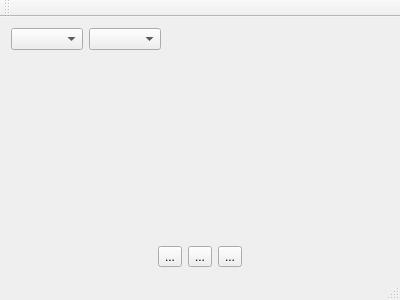
The window that mainwindow.ui (bastibe/Speqtrogram) describes before a commit, drawn with Qt 5.
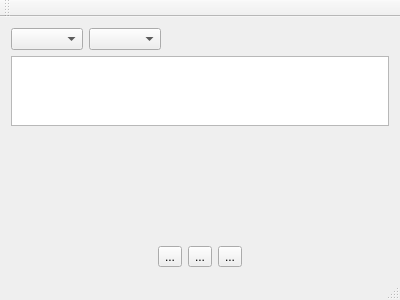
The same window after the commit. Icons and pictures are not drawn.

Commit message:
Implement rudimentary waveform plotting.
Added QGraphicsView instead of QWidget for waveformNavigator and
implemented waveform plotting.

Patch:
```diff
--- a/mainwindow.ui
+++ b/mainwindow.ui
@@ -14,7 +14,7 @@
    <string>MainWindow</string>
   </property>
   <widget class="QWidget" name="centralWidget">
-   <layout class="QVBoxLayout" name="verticalLayout">
+   <layout class="QVBoxLayout" name="verticalLayout" stretch="0,1,2,1,0">
     <item>
      <layout class="QHBoxLayout" name="horizontalLayout">
       <item>
@@ -39,7 +39,7 @@
      </layout>
     </item>
     <item>
-     <widget class="QWidget" name="waveformNavigator" native="true"/>
+     <widget class="QGraphicsView" name="waveformNavigator"/>
     </item>
     <item>
      <widget class="QWidget" name="spectrogram" native="true"/>
```
Left out of the diff: 6 changed lines with no effect on the pictures. The commit also changes 1 other file.
